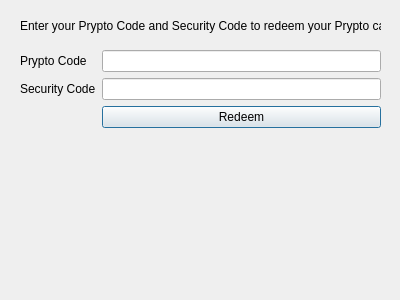
transcoder/CasinoCoin, file src/qt/forms/pryptopage.ui: the form before one commit.
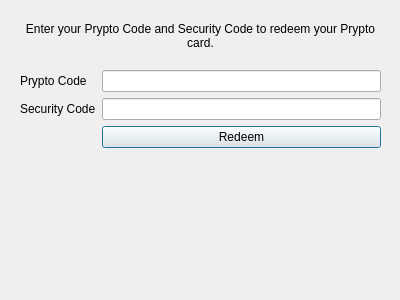
The form after the commit.

```diff
--- a/src/qt/forms/pryptopage.ui
+++ b/src/qt/forms/pryptopage.ui
@@ -17,7 +17,7 @@
    <property name="geometry">
     <rect>
      <x>20</x>
-     <y>50</y>
+     <y>70</y>
      <width>361</width>
      <height>112</height>
     </rect>
@@ -62,7 +62,7 @@
      <x>20</x>
      <y>10</y>
      <width>361</width>
-     <height>31</height>
+     <height>51</height>
     </rect>
    </property>
    <property name="text">
@@ -71,6 +71,12 @@
    <property name="textFormat">
     <enum>Qt::AutoText</enum>
    </property>
+   <property name="alignment">
+    <set>Qt::AlignCenter</set>
+   </property>
+   <property name="wordWrap">
+    <bool>true</bool>
+   </property>
   </widget>
  </widget>
  <resources/>
```
